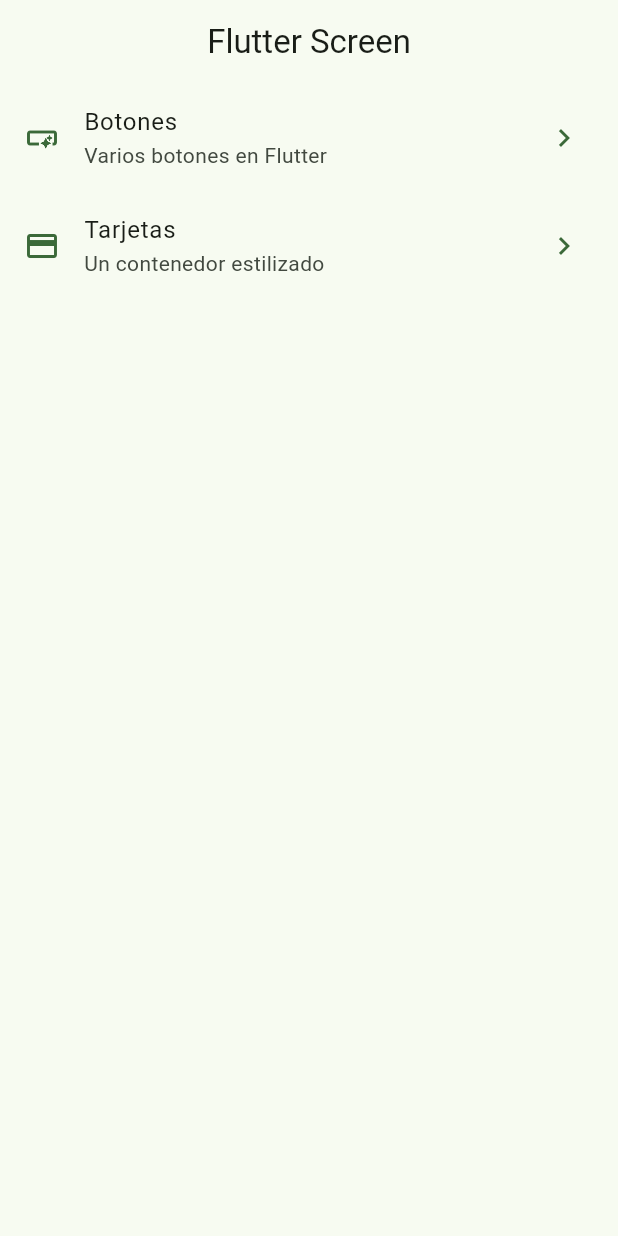
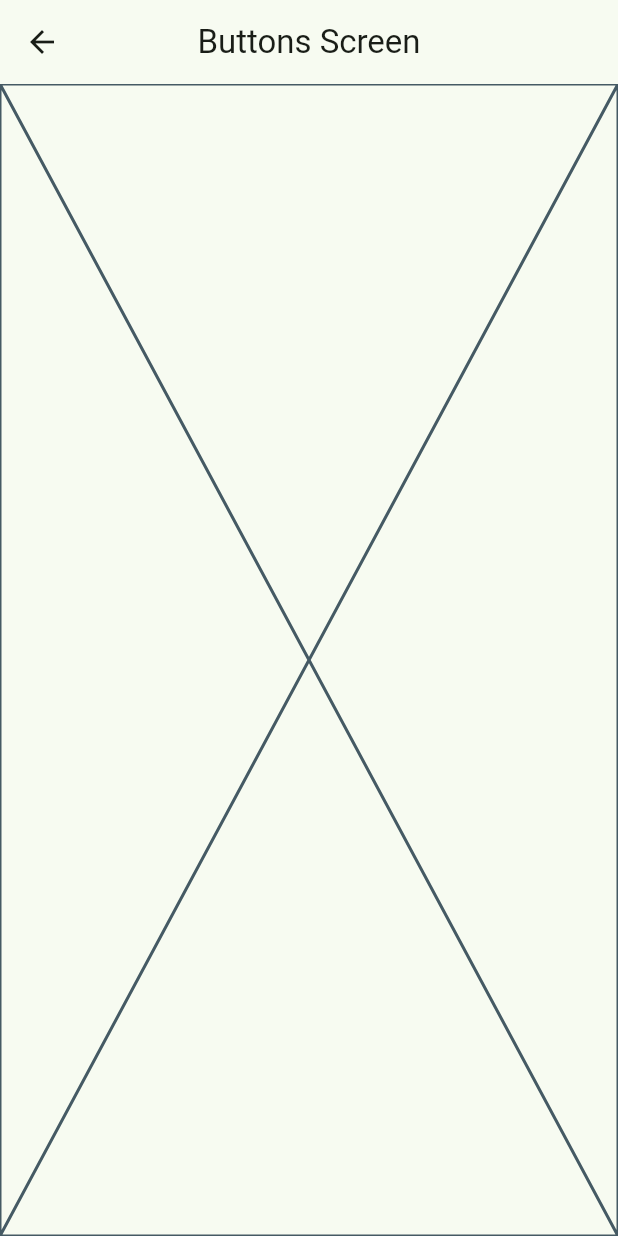
Before and after one commit to Anyel-ec/Widgets-App-Flutter, a Flutter app: the screen it shows after launch, after a tap on "Botones", on a phone screen of 412 x 824 dp. Run offline on Flutter 3.47's test engine with Material 3 defaults, Android fonts, the phone set to English and light mode, and no system bars; our stand-ins replace go_router.

Commit message:
add go_route and screen buttons, card

```diff
--- a/lib/config/menu/menu_items.dart
+++ b/lib/config/menu/menu_items.dart
@@ -22,7 +22,7 @@
   MenuItem(
     title: 'Tarjetas',
     subtitle: 'Un contenedor estilizado',
-    link: '/card',
+    link: '/cards',
     icon: Icons.credit_card
   ),
   // MenuItem(
--- /dev/null
+++ b/lib/config/router/app_router.dart
@@ -0,0 +1,23 @@
+import 'package:go_router/go_router.dart';
+import 'package:widgets_app/presentation/screen/screens.dart';
+
+// GoRouter configuration
+final appRouter  = GoRouter(
+  initialLocation: '/',
+  routes: [
+    GoRoute(
+      path: '/',
+      builder: (context, state) => const HomeScreen(),
+    ),
+
+    GoRoute(
+      path: '/buttons',
+      builder: (context, state) => const ButtonsScreen(),
+    ),
+
+    GoRoute(
+      path: '/cards',
+      builder: (context, state) => const CardsScreen(),
+    ),
+  ],
+);
--- a/lib/main.dart
+++ b/lib/main.dart
@@ -1,6 +1,6 @@
 import 'package:flutter/material.dart';
+import 'package:widgets_app/config/router/app_router.dart';
 import 'package:widgets_app/config/theme/app_theme.dart';
-import 'package:widgets_app/presentation/screen/home/home_screen.dart';
 
 void main() {
   runApp(const MainApp());
@@ -11,10 +11,10 @@
 
   @override
   Widget build(BuildContext context) {
-    return  MaterialApp(
+    return  MaterialApp.router(
+      routerConfig: appRouter,
       debugShowCheckedModeBanner: false,
       theme: AppTheme(selectedColor: 1).getTheme(),
-      home: const HomeScreen()
     );
   }
 }
--- /dev/null
+++ b/lib/presentation/screen/buttons/buttons_screen.dart
@@ -0,0 +1,15 @@
+import 'package:flutter/material.dart';
+
+class ButtonsScreen extends StatelessWidget {
+  const ButtonsScreen({super.key});
+
+  @override
+  Widget build(BuildContext context) {
+    return Scaffold(
+      appBar: AppBar(
+        title: const Text('Buttons Screen'),
+      ),
+      body: const Placeholder(),
+    );
+  }
+}
--- a/lib/presentation/screen/home/home_screen.dart
+++ b/lib/presentation/screen/home/home_screen.dart
@@ -1,5 +1,7 @@
 import 'package:flutter/material.dart';
+import 'package:go_router/go_router.dart';
 import 'package:widgets_app/config/menu/menu_items.dart';
+import 'package:widgets_app/presentation/screen/buttons/buttons_screen.dart';
 
 
 class HomeScreen extends StatelessWidget {
@@ -53,8 +55,15 @@
       subtitle: Text(menuItem.subtitle),
       leading: Icon(menuItem.icon, color: colors.primary,),
       trailing: Icon(Icons.chevron_right, color: colors.primary,),
-      onTap: () => Navigator.pushNamed(context, menuItem.link),
-      // todo: Navegador en otras pantallas
+      onTap: () {
+      //       Navigator.of(context).push(
+      //   MaterialPageRoute(
+      //     builder: (context) => const ButtonsScreen(),
+      //   ),
+      // );
+      context.push(menuItem.link);
+      }
+
     );
   }
 }
--- /dev/null
+++ b/lib/presentation/screen/screens.dart
@@ -0,0 +1,3 @@
+export 'package:widgets_app/presentation/screen/buttons/buttons_screen.dart';
+export 'package:widgets_app/presentation/screen/cards/cards_screen.dart';
+export 'package:widgets_app/presentation/screen/home/home_screen.dart';
--- a/pubspec.yaml
+++ b/pubspec.yaml
@@ -9,6 +9,7 @@
 dependencies:
   flutter:
     sdk: flutter
+  go_router: ^13.2.2
 
 dev_dependencies:
   flutter_test:
```
Also changed, not shown: lib/presentation/screen/cards/cards_screen.dart (added, +15 -0 lines), pubspec.lock.
